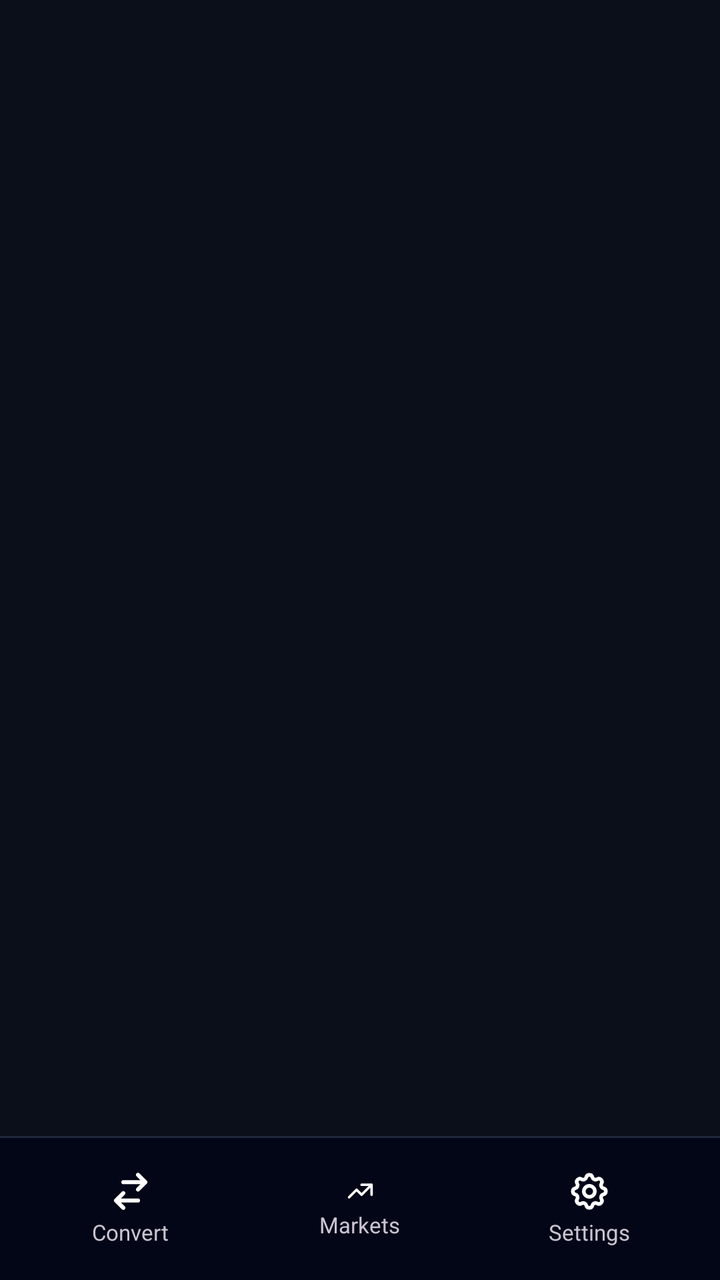
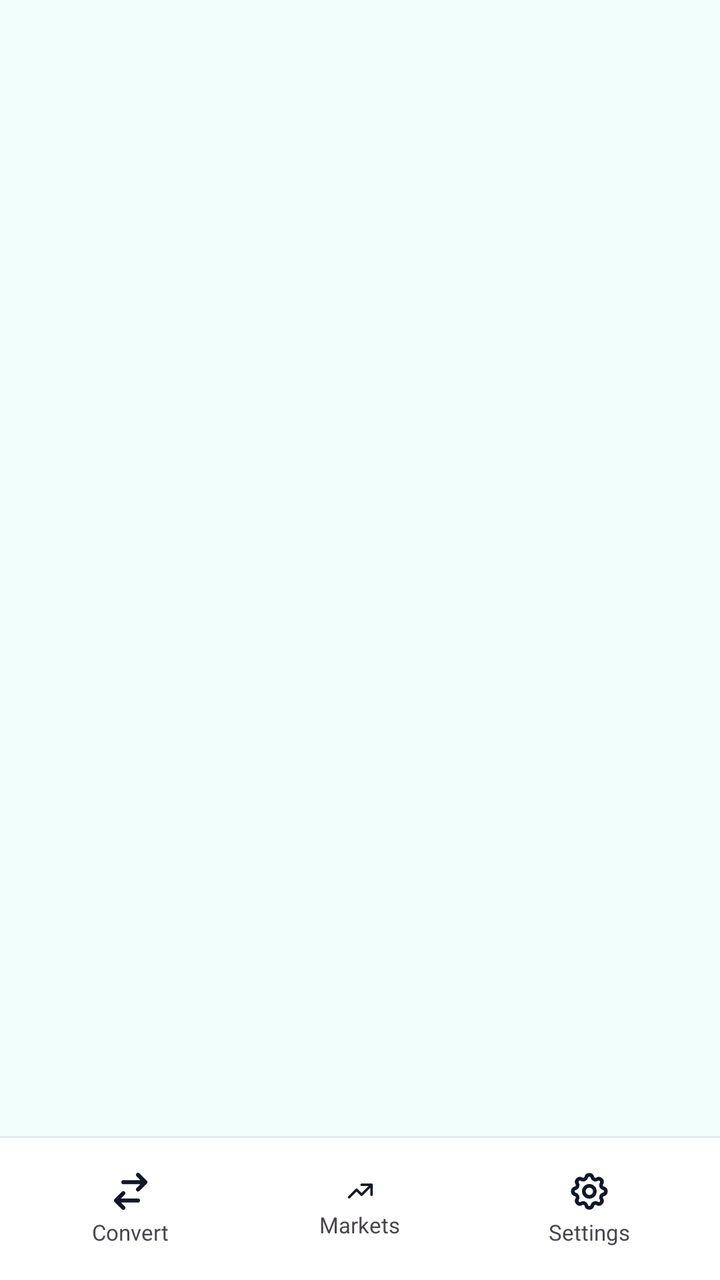

An Android layout rendered at two revisions. The XML below is the earlier revision; the diff shows what the commit changed to produce the second picture.
<!-- AndroidManifest.xml: application theme Theme.Currency -->
<!-- res/layout/fragment_home.xml -->
<?xml version="1.0" encoding="utf-8"?>
<androidx.constraintlayout.widget.ConstraintLayout xmlns:android="http://schemas.android.com/apk/res/android"
    xmlns:app="http://schemas.android.com/apk/res-auto"
    android:layout_width="match_parent"
    android:layout_height="match_parent"
    android:background="@color/bg_dark">

    
    <androidx.viewpager2.widget.ViewPager2
        android:id="@+id/viewPagerMain"
        android:layout_width="match_parent"
        android:layout_height="0dp"
        app:layout_constraintBottom_toTopOf="@id/bottomNavigation"
        app:layout_constraintTop_toTopOf="parent" />

    
    <LinearLayout
        android:id="@+id/bottomNavigation"
        android:layout_width="match_parent"
        android:layout_height="72dp"
        android:background="@drawable/bg_bottom_nav"
        android:gravity="center"
        android:orientation="horizontal"
        android:paddingHorizontal="8dp"
        app:layout_constraintBottom_toBottomOf="parent"
        app:elevation="8dp">

        <LinearLayout
            android:id="@+id/tabConverter"
            android:layout_width="0dp"
            android:layout_height="56dp"
            android:layout_marginStart="4dp"
            android:layout_marginEnd="4dp"
            android:layout_weight="1"
            android:background="@drawable/bg_bottom_nav_tab"
            android:clickable="true"
            android:focusable="true"
            android:gravity="center"
            android:orientation="vertical"
            android:paddingVertical="6dp">

            <ImageView
                android:id="@+id/iconConverter"
                android:layout_width="22dp"
                android:layout_height="22dp"
                android:contentDescription="@string/nav_convert"
                android:src="@drawable/ic_tab_converter" />

            <TextView
                android:id="@+id/textConverter"
                android:layout_width="wrap_content"
                android:layout_height="wrap_content"
                android:layout_marginTop="2dp"
                android:text="@string/nav_convert"
                android:textSize="11sp" />
        </LinearLayout>

        <LinearLayout
            android:id="@+id/tabMarkets"
            android:layout_width="0dp"
            android:layout_height="56dp"
            android:layout_marginStart="4dp"
            android:layout_marginEnd="4dp"
            android:layout_weight="1"
            android:background="@drawable/bg_bottom_nav_tab"
            android:clickable="true"
            android:focusable="true"
            android:gravity="center"
            android:orientation="vertical"
            android:paddingVertical="6dp">

            <ImageView
                android:id="@+id/iconMarkets"
                android:layout_width="26dp"
                android:layout_height="15dp"
                android:contentDescription="@string/nav_markets"
                android:src="@drawable/ic_tab_markets" />

            <TextView
                android:id="@+id/textMarkets"
                android:layout_width="wrap_content"
                android:layout_height="wrap_content"
                android:layout_marginTop="2dp"
                android:text="@string/nav_markets"
                android:textSize="11sp" />
        </LinearLayout>

        <LinearLayout
            android:id="@+id/tabSettings"
            android:layout_width="0dp"
            android:layout_height="56dp"
            android:layout_marginStart="4dp"
            android:layout_marginEnd="4dp"
            android:layout_weight="1"
            android:background="@drawable/bg_bottom_nav_tab"
            android:clickable="true"
            android:focusable="true"
            android:gravity="center"
            android:orientation="vertical"
            android:paddingVertical="6dp">

            <ImageView
                android:id="@+id/iconSettings"
                android:layout_width="22dp"
                android:layout_height="22dp"
                android:contentDescription="@string/nav_settings"
                android:src="@drawable/ic_tab_settings" />

            <TextView
                android:id="@+id/textSettings"
                android:layout_width="wrap_content"
                android:layout_height="wrap_content"
                android:layout_marginTop="2dp"
                android:text="@string/nav_settings"
                android:textSize="11sp" />
        </LinearLayout>
    </LinearLayout>

</androidx.constraintlayout.widget.ConstraintLayout>
<!-- resources referenced by this layout -->
<resources>
  <color name="bg_dark">#0B0F19</color>
  <!-- drawable bg_bottom_nav (drawable) -->
  <?xml version="1.0" encoding="utf-8"?>
  <layer-list xmlns:android="http://schemas.android.com/apk/res/android">
      <item>
          <shape android:shape="rectangle">
              <solid android:color="@color/border_dark" />
          </shape>
      </item>
      <item android:top="1dp">
          <shape android:shape="rectangle">
              <solid android:color="@color/input_dark" />
          </shape>
      </item>
  </layer-list>
  <!-- drawable bg_bottom_nav_tab (drawable) -->
  <?xml version="1.0" encoding="utf-8"?>
  <selector xmlns:android="http://schemas.android.com/apk/res/android">
      <item android:state_selected="true">
          <shape android:shape="rectangle">
              <solid android:color="@color/cyan_badge_bg" />
              <corners android:radius="18dp" />
          </shape>
      </item>
      <item>
          <shape android:shape="rectangle">
              <solid android:color="@android:color/transparent" />
          </shape>
      </item>
  </selector>
  <!-- drawable ic_tab_converter (drawable) -->
  <vector xmlns:android="http://schemas.android.com/apk/res/android"
      android:width="24dp"
      android:height="24dp"
      android:viewportWidth="24"
      android:viewportHeight="24">
      <path
          android:strokeColor="#FFFFFFFF"
          android:strokeWidth="2.2"
          android:strokeLineCap="round"
          android:strokeLineJoin="round"
          android:pathData="M8,7h12m0,0l-4,-4m4,4l-4,4m0,6H4m0,0l4,4m-4,-4l4,-4" />
  </vector>
  <!-- drawable ic_tab_markets (drawable) -->
  <vector xmlns:android="http://schemas.android.com/apk/res/android"
      android:width="24dp"
      android:height="24dp"
      android:viewportWidth="24"
      android:viewportHeight="24">
      <path
          android:strokeColor="#FFFFFFFF"
          android:strokeWidth="2"
          android:strokeLineCap="round"
          android:strokeLineJoin="round"
          android:pathData="M13,7h8m0,0v8m0,-8l-8,8-4,-4-6,6" />
  </vector>
  <!-- drawable ic_tab_settings (drawable) -->
  <vector xmlns:android="http://schemas.android.com/apk/res/android"
      android:width="24dp"
      android:height="24dp"
      android:viewportWidth="24"
      android:viewportHeight="24">
      <path
          android:strokeColor="#FFFFFFFF"
          android:strokeWidth="2"
          android:strokeLineCap="round"
          android:strokeLineJoin="round"
          android:pathData="M10.325,4.317c0.426,-1.756 2.924,-1.756 3.35,0a1.724,1.724 0,0 0,2.573 1.066c1.543,-0.94 3.31,0.826 2.37,2.37a1.724,1.724 0,0 0,1.065 2.572c1.756,0.426 1.756,2.924 0,3.35a1.724,1.724 0,0 0,-1.066 2.573c0.94,1.543 -0.826,3.31 -2.37,2.37a1.724,1.724 0,0 0,-2.572 1.065c-0.426,1.756 -2.924,1.756 -3.35,0a1.724,1.724 0,0 0,-2.573,-1.066c-1.543,0.94 -3.31,-0.826 -2.37,-2.37a1.724,1.724 0,0 0,-1.065,-2.572c-1.756,-0.426 -1.756,-2.924 0,-3.35a1.724,1.724 0,0 0,1.066,-2.573c-0.94,-1.543 0.826,-3.31 2.37,-2.37 0.996,0.608 2.296,0.07 2.572,-1.065z" />
      <path
          android:strokeColor="#FFFFFFFF"
          android:strokeWidth="2"
          android:strokeLineCap="round"
          android:strokeLineJoin="round"
          android:pathData="M12,12m-3,0a3,3 0,1 1,6 0a3,3 0,1 1,-6 0" />
  </vector>
  <color name="border_dark">#1E293B</color>
  <color name="input_dark">#020617</color>
  <color name="cyan_badge_bg">#2606B6D4</color>
  <style name="Base.Theme.Currency" parent="Theme.Material3.Dark.NoActionBar">
          <item name="android:windowBackground">@color/bg_dark</item>
          <item name="android:statusBarColor">@color/bg_dark</item>
          <item name="android:navigationBarColor">@color/bg_dark</item>
          <item name="colorPrimary">@color/cyan_500</item>
          <item name="colorSecondary">@color/blue_600</item>
      </style>
  <color name="cyan_500">#06B6D4</color>
  <color name="blue_600">#2563EB</color>
  <!-- unchanged entries left out for length: 4 -->
</resources>

<!-- the commit's change to res/layout/fragment_home.xml (unified diff, before → after) -->
@@ -3,7 +3,7 @@
     xmlns:app="http://schemas.android.com/apk/res-auto"
     android:layout_width="match_parent"
     android:layout_height="match_parent"
-    android:background="@color/bg_dark">
+    android:background="@color/background_app">
 
     
     <androidx.viewpager2.widget.ViewPager2
<!-- resource entries referenced after the edit -->
@@ -1,17 +1,17 @@
 <!-- resources referenced by this layout -->
 <resources>
-  <color name="bg_dark">#0B0F19</color>
+  <color name="background_app">#F0FDFA</color>
   <!-- drawable bg_bottom_nav (drawable) -->
   <?xml version="1.0" encoding="utf-8"?>
   <layer-list xmlns:android="http://schemas.android.com/apk/res/android">
       <item>
           <shape android:shape="rectangle">
-              <solid android:color="@color/border_dark" />
+              <solid android:color="@color/outline_default" />
           </shape>
       </item>
       <item android:top="1dp">
           <shape android:shape="rectangle">
-              <solid android:color="@color/input_dark" />
+              <solid android:color="@color/surface_input" />
           </shape>
       </item>
   </layer-list>
@@ -20,7 +20,7 @@
   <selector xmlns:android="http://schemas.android.com/apk/res/android">
       <item android:state_selected="true">
           <shape android:shape="rectangle">
-              <solid android:color="@color/cyan_badge_bg" />
+              <solid android:color="@color/brand_container" />
               <corners android:radius="18dp" />
           </shape>
       </item>
@@ -37,7 +37,7 @@
       android:viewportWidth="24"
       android:viewportHeight="24">
       <path
-          android:strokeColor="#FFFFFFFF"
+          android:strokeColor="@color/content_primary"
           android:strokeWidth="2.2"
           android:strokeLineCap="round"
           android:strokeLineJoin="round"
@@ -50,7 +50,7 @@
       android:viewportWidth="24"
       android:viewportHeight="24">
       <path
-          android:strokeColor="#FFFFFFFF"
+          android:strokeColor="@color/content_primary"
           android:strokeWidth="2"
           android:strokeLineCap="round"
           android:strokeLineJoin="round"
@@ -63,30 +63,33 @@
       android:viewportWidth="24"
       android:viewportHeight="24">
       <path
-          android:strokeColor="#FFFFFFFF"
+          android:strokeColor="@color/content_primary"
           android:strokeWidth="2"
           android:strokeLineCap="round"
           android:strokeLineJoin="round"
           android:pathData="M10.325,4.317c0.426,-1.756 2.924,-1.756 3.35,0a1.724,1.724 0,0 0,2.573 1.066c1.543,-0.94 3.31,0.826 2.37,2.37a1.724,1.724 0,0 0,1.065 2.572c1.756,0.426 1.756,2.924 0,3.35a1.724,1.724 0,0 0,-1.066 2.573c0.94,1.543 -0.826,3.31 -2.37,2.37a1.724,1.724 0,0 0,-2.572 1.065c-0.426,1.756 -2.924,1.756 -3.35,0a1.724,1.724 0,0 0,-2.573,-1.066c-1.543,0.94 -3.31,-0.826 -2.37,-2.37a1.724,1.724 0,0 0,-1.065,-2.572c-1.756,-0.426 -1.756,-2.924 0,-3.35a1.724,1.724 0,0 0,1.066,-2.573c-0.94,-1.543 0.826,-3.31 2.37,-2.37 0.996,0.608 2.296,0.07 2.572,-1.065z" />
       <path
-          android:strokeColor="#FFFFFFFF"
+          android:strokeColor="@color/content_primary"
           android:strokeWidth="2"
           android:strokeLineCap="round"
           android:strokeLineJoin="round"
           android:pathData="M12,12m-3,0a3,3 0,1 1,6 0a3,3 0,1 1,-6 0" />
   </vector>
-  <color name="border_dark">#1E293B</color>
-  <color name="input_dark">#020617</color>
-  <color name="cyan_badge_bg">#2606B6D4</color>
-  <style name="Base.Theme.Currency" parent="Theme.Material3.Dark.NoActionBar">
-          <item name="android:windowBackground">@color/bg_dark</item>
-          <item name="android:statusBarColor">@color/bg_dark</item>
-          <item name="android:navigationBarColor">@color/bg_dark</item>
-          <item name="colorPrimary">@color/cyan_500</item>
-          <item name="colorSecondary">@color/blue_600</item>
+  <color name="outline_default">#E2E8F0</color>
+  <color name="surface_input">#FFFFFFFF</color>
+  <color name="brand_container">#E0F2FE</color>
+  <color name="content_primary">#0F172A</color>
+  <style name="Base.Theme.Currency" parent="Theme.Material3.DayNight.NoActionBar">
+          <item name="android:windowBackground">@color/background_app</item>
+          <item name="android:statusBarColor">@color/background_app</item>
+          <item name="android:navigationBarColor">@color/background_app</item>
+          <item name="colorPrimary">@color/brand_primary</item>
+          <item name="colorSecondary">@color/brand_gradient_end</item>
+          <item name="android:windowLightStatusBar" tools:targetApi="m">?attr/isLightTheme</item>
+          <item name="android:windowLightNavigationBar" tools:targetApi="o_mr1">?attr/isLightTheme</item>
       </style>
-  <color name="cyan_500">#06B6D4</color>
-  <color name="blue_600">#2563EB</color>
+  <color name="brand_primary">#0891B2</color>
+  <color name="brand_gradient_end">#2563EB</color>
   <!-- unchanged entries left out for length: 4 -->
 </resources>
 
